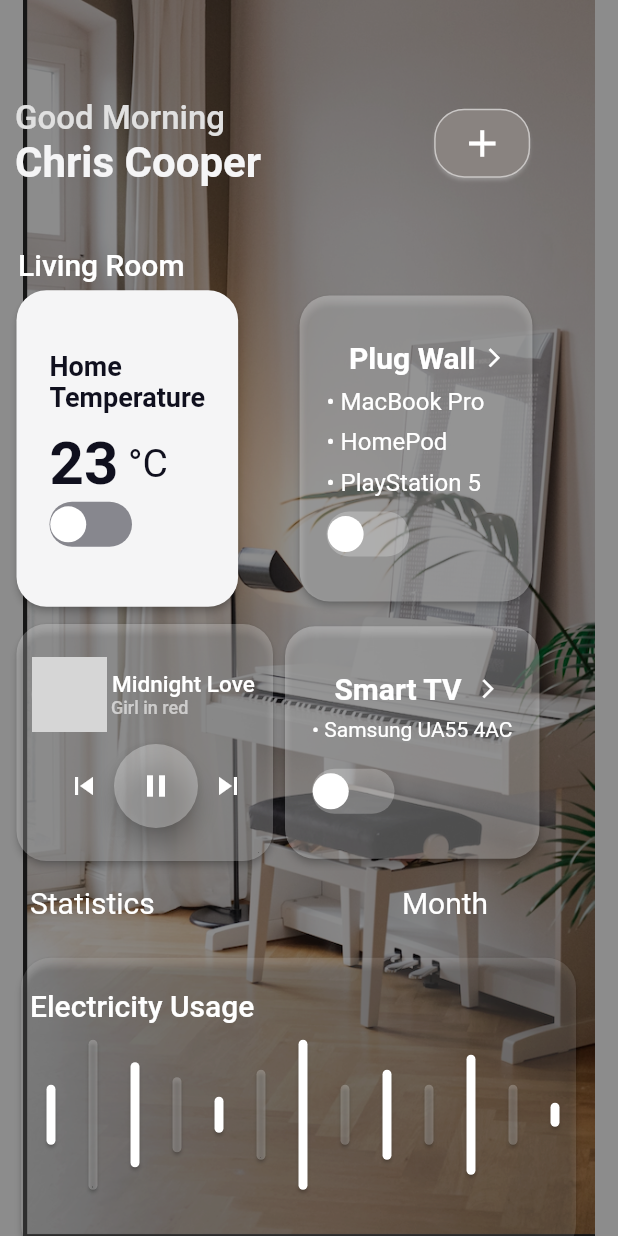
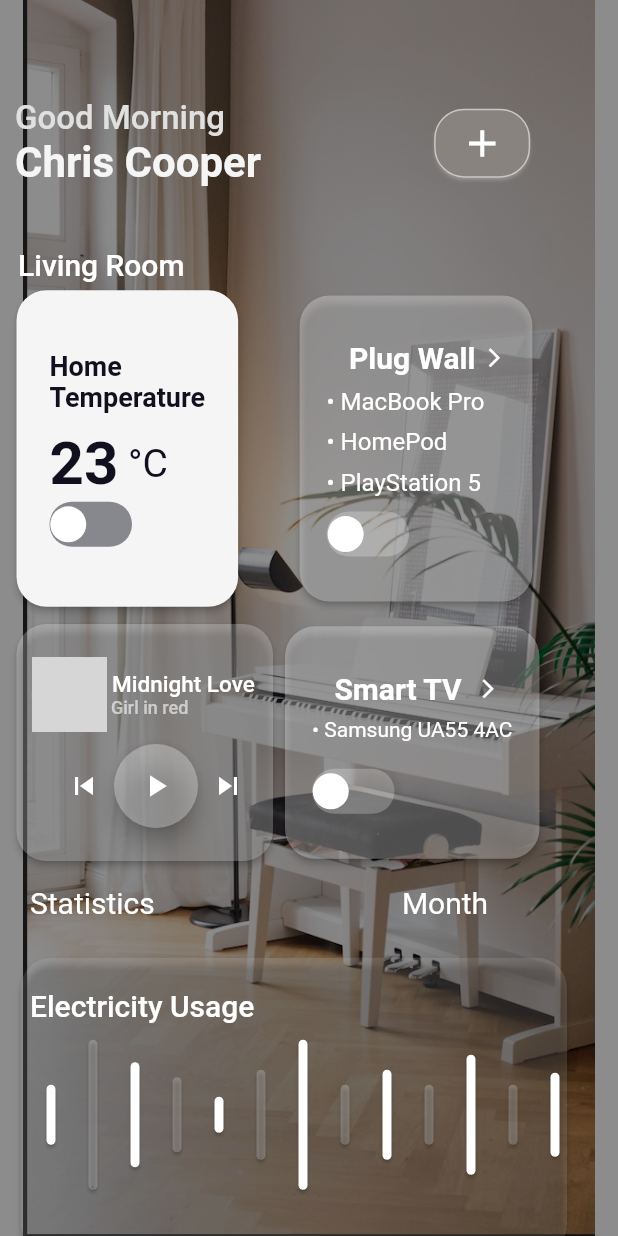
Before and after one commit to Harshak50/Smart_Home, a Flutter app: the screen it shows after launch, on a phone screen of 412 x 824 dp. Run offline on Flutter 3.47's test engine with Material 2 defaults, Android fonts, the phone set to English and light mode, and no system bars; drawn by our look-alikes of flutter_switch; our stand-ins replace just_audio; network calls fail; grey boxes are pictures that could not be loaded.

```diff
--- a/lib/screens/home_screen.dart
+++ b/lib/screens/home_screen.dart
@@ -2,6 +2,8 @@ import 'package:flutter/material.dart';
 import 'package:flutter_switch/flutter_switch.dart';
 import 'package:smart_home/utils/constants.dart';
 import '../utils/bars.dart';
+import 'package:just_audio/just_audio.dart';
+
 
 class HomeScreen extends StatefulWidget {
   HomeScreen({Key? key}) : super(key: key);
@@ -11,10 +13,34 @@ class HomeScreen extends StatefulWidget {
 }
 
 class _HomeScreenState extends State<HomeScreen> {
+  AudioPlayer? _audioPlayer;
+  void initState() {
+    super.initState();
+    _audioPlayer = AudioPlayer();
+    _audioPlayer!
+        .setAudioSource(ConcatenatingAudioSource(children: [
+      AudioSource.uri(Uri.parse(
+          "https://www2.cs.uic.edu/~i101/SoundFiles/PinkPanther60.wav")),
+      AudioSource.uri(Uri.parse(
+          "https://www2.cs.uic.edu/~i101/SoundFiles/ImperialMarch60.wav")),
+    ]))
+        .catchError((error) {
+      print("An error occured $error");
+    });
+  }
+
   @override
+  void dispose() {
+    _audioPlayer!.stop();
+    _audioPlayer!.dispose();
+    super.dispose();
+  }
+
+  bool isLoading = false;
   bool status = false;
   bool status1 = false;
   bool status2 = false;
+  bool isPlaying = false;
 
   Widget build(BuildContext context) {
     final size = MediaQuery.of(context).size;
@@ -305,7 +331,15 @@ class _HomeScreenState extends State<HomeScreen> {
                               SizedBox(
                                 width: 15,
                               ),
-                              Padding(
+                              GestureDetector(
+                                onTap: () {
+                                  setState(() {
+                                    _audioPlayer!.hasPrevious
+                                        ? _audioPlayer!.seekToPrevious()
+                                        : null;
+                                  });
+                                },
+                                child: Padding(
                                   padding: const EdgeInsets.all(8.0),
                                   child: Icon(
                                     Icons.skip_previous,
@@ -313,24 +347,42 @@ class _HomeScreenState extends State<HomeScreen> {
                                     color: Colors.white,
                                   ),
                                 ),
+                              ),
                               SizedBox(
                                 child: FloatingActionButton(
                                   backgroundColor: Colors.white30,
                                   child: Icon(
-                                    Icons.pause,
+                                    isPlaying ? Icons.pause : Icons.play_arrow,
                                     size: 24,
                                   ),
                                   onPressed: () {
-                                    print("Cliked");
+                                    setState(() {
+                                      if (isPlaying == false) {
+                                        _audioPlayer!.play();
+                                        isPlaying = true;
+                                      } else if (isPlaying == true) {
+                                        _audioPlayer!.stop();
+                                        isPlaying = false;
+                                      }
+                                    });
                                   },
                                 ),
                               ),
-                              Padding(
+                              GestureDetector(
+                                onTap: () {
+                                  setState(() {
+                                    _audioPlayer!.hasNext
+                                        ? _audioPlayer!.seekToNext()
+                                        : null;
+                                  });
+                                },
+                                child: Padding(
                                   padding: const EdgeInsets.all(8.0),
                                   child: Icon(
                                     Icons.skip_next,
                                     size: 24,
                                     color: Colors.white,
+                                  ),
                                 ),
                               ),
                             ],
@@ -441,7 +493,7 @@ class _HomeScreenState extends State<HomeScreen> {
                 ),
                 child: Padding(
                   padding:
-                      const EdgeInsets.symmetric(vertical: 99, horizontal: 185),
+                      const EdgeInsets.symmetric(vertical: 99, horizontal: 182),
                 ),
               ),
             ),
@@ -508,14 +560,13 @@ class _HomeScreenState extends State<HomeScreen> {
                         color: Colors.white24,
                       ),
                       Bars(
-                        height: 8,
+                        height: 28,
                         color: Colors.white,
                       ),
                     ],
                   ),
                 ],
               ))
-
         ],
       ),
     );
--- a/pubspec.yaml
+++ b/pubspec.yaml
@@ -15,7 +15,8 @@ dependencies:
     sdk: flutter
   google_fonts:
   flutter_switch:
-  fl_chart:
+  just_audio:
+  flutter_spinkit:
 
   cupertino_icons: ^1.0.2
 
```
Also changed, not shown: pubspec.lock, 3 other files. Lines whose indentation alone changed are shown as unchanged.
